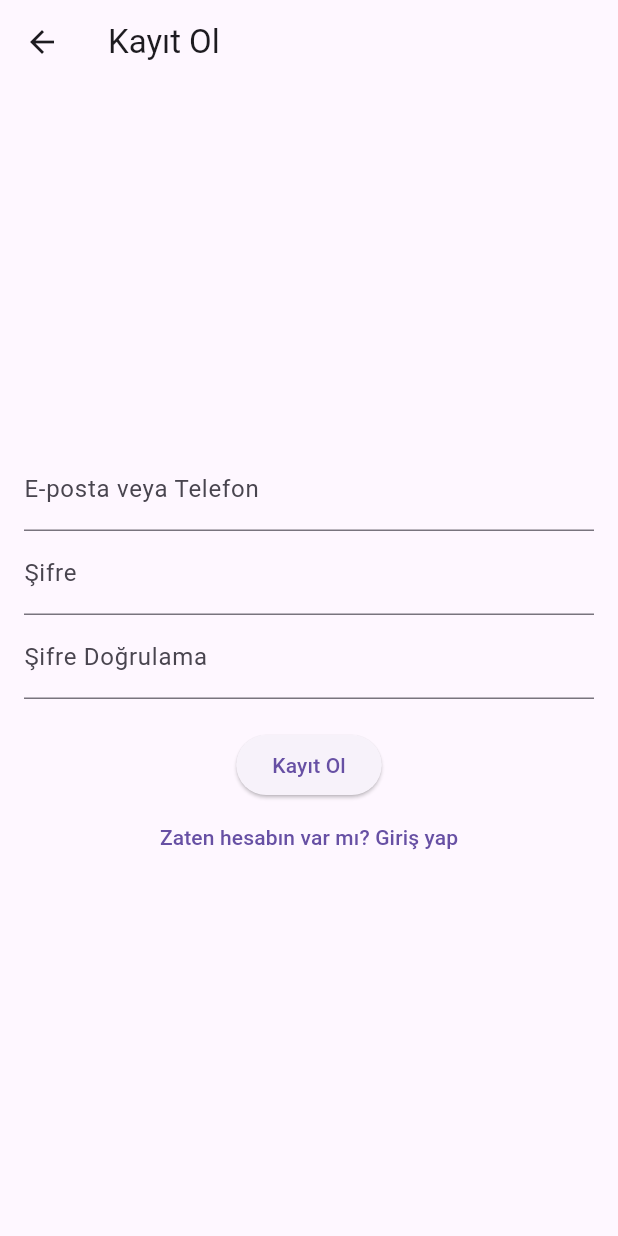
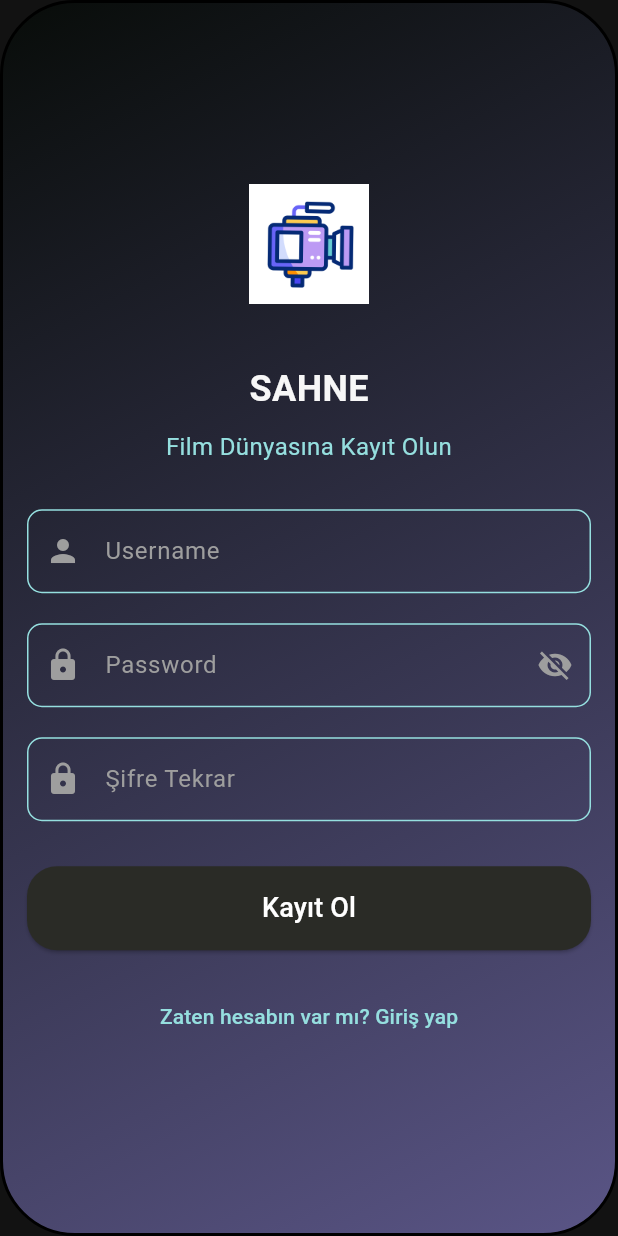
Before and after one commit to gulyilmazz/cinema_ticket_app, a Flutter app: the screen it shows after launch, after a tap on "Hesabın yok mu? Kayıt ol", on a phone screen of 412 x 824 dp. Run offline on Flutter 3.47's test engine with Material 3 defaults, Android fonts, the phone set to English and light mode, and no system bars; our stand-ins replace dots_indicator.

Commit message:
register designed

```diff
--- a/lib/screens/auth/register_screen.dart
+++ b/lib/screens/auth/register_screen.dart
@@ -1,64 +1,203 @@
+import 'package:cinemaa/screens/login_screen.dart';
+import 'package:cinemaa/utils/renkler.dart';
+import 'package:cinemaa/widgets/auth_widgets/login_button.dart';
+import 'package:cinemaa/widgets/auth_widgets/password_input.dart';
+import 'package:cinemaa/widgets/auth_widgets/usarname_input.dart';
 import 'package:flutter/material.dart';
-import 'login_screen.dart';
+import '../utils/renkler.dart';
 
-class RegisterScreen extends StatelessWidget {
-  // Kullanıcıdan e-posta veya telefon bilgisi almak için kontrolcü
+class RegisterScreen extends StatefulWidget {
+  const RegisterScreen({super.key});
+
+  @override
+  _RegisterScreenState createState() => _RegisterScreenState();
+}
+
+class _RegisterScreenState extends State<RegisterScreen> {
   final TextEditingController _emailController = TextEditingController();
   // Kullanıcıdan şifre almak için kontrolcü
   final TextEditingController _passwordController = TextEditingController();
   // Kullanıcıdan şifre doğrulama bilgisi almak için kontrolcü
   final TextEditingController _confirmPasswordController =
       TextEditingController();
+  final FocusNode _emailFocusNode = FocusNode();
+  final FocusNode _passwordFocusNode = FocusNode();
+  final FocusNode _confirmPasswordFocusNode = FocusNode();
+
+  @override
+  void dispose() {
+    _emailFocusNode.dispose();
+    _passwordFocusNode.dispose();
+    _confirmPasswordFocusNode.dispose();
+    super.dispose();
+  }
 
   @override
   Widget build(BuildContext context) {
-    return Scaffold(
-      // Sayfanın üst kısmında bir başlık göstermek için AppBar
-      appBar: AppBar(title: Text('Kayıt Ol')),
-      body: Padding(
+    return GestureDetector(
+      onTap: () {
+        WidgetsBinding.instance.focusManager.primaryFocus
+            ?.unfocus(); // Klavye kapanır
+      },
+      child: Scaffold(
+        resizeToAvoidBottomInset:
+            true, // Klavye açıldığında ekranın boyutunu küçültür
+        extendBodyBehindAppBar: true, // Appbar'ın arka plana geçmesini sağlar
+        extendBody: true,
+        backgroundColor: Renkler.arkaPlanRengi,
+
+        body: SafeArea(
+          child: SingleChildScrollView(
+            child: Padding(
+              padding: EdgeInsets.only(
+                bottom:
+                    MediaQuery.of(context).viewInsets.bottom +
+                    MediaQuery.of(context).padding.bottom,
+              ),
+              child: ConstrainedBox(
+                constraints: BoxConstraints(
+                  minHeight: MediaQuery.of(context).size.height,
+                ),
+                child: Container(
+                  decoration: BoxDecoration(
+                    border: Border.all(color: Colors.black, width: 2),
+                    borderRadius: BorderRadius.circular(50),
+                    gradient: LinearGradient(
+                      // Arka plan rengi
+                      colors: [
+                        const Color.fromARGB(255, 8, 12, 9),
+                        const Color.fromARGB(255, 90, 85, 134),
+                      ],
+                      begin: Alignment.topLeft,
+                      end: Alignment.bottomRight,
+                    ),
+                  ),
+                  child: Padding(
                     padding: const EdgeInsets.all(16.0),
                     child: Column(
                       mainAxisAlignment: MainAxisAlignment.center,
                       children: <Widget>[
-            // E-posta veya telefon giriş alanı
-            TextField(
+                        Image.asset('lib/assets/images/video.gif', height: 80),
+                        SizedBox(height: 40),
+
+                        Text(
+                          'SAHNE',
+                          style: TextStyle(
+                            fontSize: 24,
+                            fontWeight: FontWeight.bold,
+                            color: const Color.fromARGB(255, 247, 247, 247),
+                          ),
+                        ),
+                        SizedBox(height: 10),
+
+                        Text(
+                          'Film Dünyasına Kayıt Olun',
+                          textAlign: TextAlign.center,
+                          style: TextStyle(
+                            fontSize: 16,
+                            color: Color.fromARGB(255, 149, 223, 223),
+                          ),
+                        ),
+                        SizedBox(height: 30),
+
+                        UsarnameInput(
                           controller: _emailController,
-              decoration: InputDecoration(labelText: 'E-posta veya Telefon'),
+                          focusNode: _emailFocusNode,
                         ),
-            // Şifre giriş alanı (gizli karakterlerle gösterilir)
-            TextField(
+
+                        PasswordInput(
                           controller: _passwordController,
-              //_pcntrller, bir TextEditingController nesnesidir.
-              obscureText: true, //sifre gizler
-              decoration: InputDecoration(labelText: 'Şifre'),
+                          focusNode: _passwordFocusNode,
                         ),
-            // Şifre doğrulama giriş alanı (gizli karakterlerle gösterilir)
+                        SizedBox(height: 20),
+
+                        // Şifre Tekrar Giriş Alanı
                         TextField(
                           controller: _confirmPasswordController,
+                          focusNode: _confirmPasswordFocusNode,
                           obscureText: true,
-              decoration: InputDecoration(labelText: 'Şifre Doğrulama'),
+                          style: TextStyle(color: Colors.white),
+                          decoration: InputDecoration(
+                            labelText: 'Şifre Tekrar',
+                            labelStyle: TextStyle(color: Colors.grey),
+                            enabledBorder: OutlineInputBorder(
+                              borderSide: BorderSide(
+                                color: Color.fromARGB(255, 149, 223, 223),
+                              ),
+                              borderRadius: BorderRadius.circular(10),
+                            ),
+                            focusedBorder: OutlineInputBorder(
+                              borderSide: BorderSide(
+                                color: Color.fromARGB(255, 149, 223, 223),
+                              ),
+                              borderRadius: BorderRadius.circular(10),
+                            ),
+                            prefixIcon: Icon(Icons.lock, color: Colors.grey),
+                          ),
+                        ),
+                        SizedBox(height: 30),
+
+                        // Kayıt Ol Butonu
+                        ElevatedButton(
+                          onPressed: () {
+                            // Kayıt işlemi burada yapılacak
+                            // Şifrelerin eşleşip eşleşmediği kontrol edilebilir
+                            if (_passwordController.text ==
+                                _confirmPasswordController.text) {
+                              // Başarılı kayıt sonrası giriş ekranına dönüş
+                              Navigator.pop(context);
+                            } else {
+                              // Şifreler eşleşmiyorsa uyarı göster
+                              ScaffoldMessenger.of(context).showSnackBar(
+                                SnackBar(
+                                  content: Text('Şifreler eşleşmiyor!'),
+                                  backgroundColor: Colors.red,
+                                ),
+                              );
+                            }
+                          },
+                          style: ElevatedButton.styleFrom(
+                            backgroundColor: const Color.fromARGB(
+                              255,
+                              42,
+                              43,
+                              38,
+                            ),
+                            shape: RoundedRectangleBorder(
+                              borderRadius: BorderRadius.circular(20),
+                            ),
+                            padding: EdgeInsets.symmetric(
+                              horizontal: 40,
+                              vertical: 15,
+                            ),
+                            minimumSize: Size(double.infinity, 0),
+                          ),
+                          child: Text(
+                            'Kayıt Ol',
+                            style: TextStyle(color: Colors.white, fontSize: 18),
+                          ),
                         ),
                         SizedBox(height: 20),
-            // Kayıt ol butonu, tıklandığında kullanıcıyı giriş ekranına yönlendirir
-            ElevatedButton(
-              onPressed: () {
-                // Kayıt işlemleri burada gerçekleştirilebilir
-                // Başarılı kayıt sonrası giriş ekranına yönlendirme
-                Navigator.pushReplacement(
-                  context,
-                  MaterialPageRoute(builder: (context) => LoginScreen()),
-                );
-              },
-              child: Text('Kayıt Ol'),
-            ),
-            // Zaten hesabı olan kullanıcılar için giriş ekranına yönlendirme butonu
+
+                        // Giriş Ekranına Dön Butonu
                         TextButton(
                           onPressed: () {
                             Navigator.pop(context);
                           },
-              child: Text("Zaten hesabın var mı? Giriş yap"),
+                          child: Text(
+                            "Zaten hesabın var mı? Giriş yap",
+                            style: TextStyle(
+                              color: const Color.fromARGB(255, 149, 223, 223),
+                            ),
+                          ),
                         ),
                       ],
+                    ),
+                  ),
+                ),
+              ),
+            ),
+          ),
         ),
       ),
     );
--- /dev/null
+++ b/lib/screens/login_screen.dart
@@ -0,0 +1 @@
+// TODO Implement this library.
--- /dev/null
+++ b/lib/screens/utils/renkler.dart
@@ -0,0 +1 @@
+// TODO Implement this library.
--- a/lib/widgets/auth_widgets/password_input.dart
+++ b/lib/widgets/auth_widgets/password_input.dart
@@ -25,7 +25,7 @@ class _PasswordInputState extends State<PasswordInput> {
         labelText: 'Password',
         labelStyle: TextStyle(color: Colors.grey),
         enabledBorder: OutlineInputBorder(
-          borderSide: BorderSide(color: Colors.grey),
+          borderSide: BorderSide(color: Color.fromARGB(255, 149, 223, 223)),
           borderRadius: BorderRadius.circular(10),
         ),
         focusedBorder: OutlineInputBorder(
--- a/lib/widgets/auth_widgets/usarname_input.dart
+++ b/lib/widgets/auth_widgets/usarname_input.dart
@@ -19,7 +19,7 @@ class UsarnameInput extends StatelessWidget {
             labelText: 'Username',
             labelStyle: TextStyle(color: Colors.grey),
             enabledBorder: OutlineInputBorder(
-              borderSide: BorderSide(color: Colors.grey),
+              borderSide: BorderSide(color: Color.fromARGB(255, 149, 223, 223)),
               borderRadius: BorderRadius.circular(10),
             ),
             focusedBorder: OutlineInputBorder(
```
Lines whose indentation alone changed are shown as unchanged.
